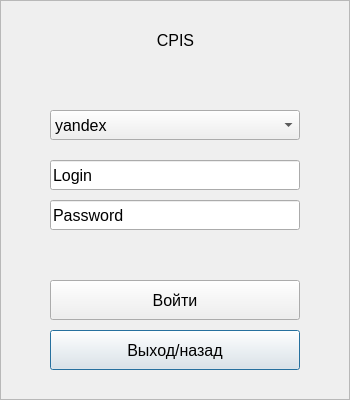
Old version of the form uiForms/authForm.ui in the repository AvvALl/CPIS.
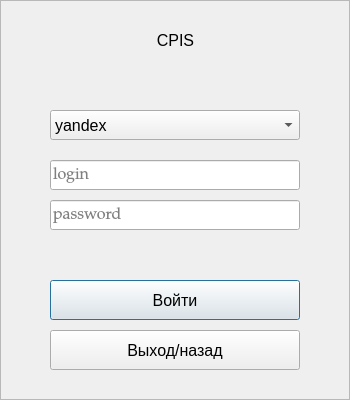
New version of the form.

```diff
--- a/uiForms/authForm.ui
+++ b/uiForms/authForm.ui
@@ -42,9 +42,15 @@
       <height>40</height>
      </rect>
     </property>
+    <property name="layoutDirection">
+     <enum>Qt::LeftToRight</enum>
+    </property>
     <property name="text">
      <string>Выход/назад</string>
     </property>
+    <property name="autoDefault">
+     <bool>false</bool>
+    </property>
    </widget>
    <widget class="QPushButton" name="pushButton">
     <property name="geometry">
@@ -55,6 +61,9 @@
       <height>40</height>
      </rect>
     </property>
+    <property name="layoutDirection">
+     <enum>Qt::LeftToRight</enum>
+    </property>
     <property name="text">
      <string>Войти</string>
     </property>
@@ -68,8 +77,20 @@
       <height>30</height>
      </rect>
     </property>
+    <property name="font">
+     <font>
+      <family>Palatino Linotype</family>
+      <pointsize>12</pointsize>
+     </font>
+    </property>
     <property name="text">
-     <string>Password</string>
+     <string/>
+    </property>
+    <property name="echoMode">
+     <enum>QLineEdit::Password</enum>
+    </property>
+    <property name="placeholderText">
+     <string>password</string>
     </property>
    </widget>
    <widget class="QComboBox" name="comboBox">
@@ -122,8 +143,17 @@
       <height>30</height>
      </rect>
     </property>
+    <property name="font">
+     <font>
+      <family>Palatino Linotype</family>
+      <pointsize>12</pointsize>
+     </font>
+    </property>
     <property name="text">
-     <string>Login</string>
+     <string/>
+    </property>
+    <property name="placeholderText">
+     <string>login</string>
     </property>
    </widget>
   </widget>
```
Left out of the diff: 12 changed lines with no effect on the pictures.
